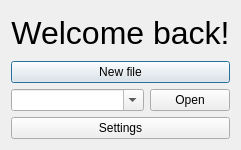
Before: the Qt Designer form client/filechoicewindow.ui in gianluca-amprimo/pds-project, drawn with Qt 5.
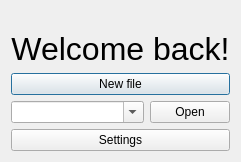
After: the same form once the commit is applied. Icons and pictures are not drawn.

What changed in the file:
```diff
--- a/client/filechoicewindow.ui
+++ b/client/filechoicewindow.ui
@@ -7,13 +7,32 @@
     <x>0</x>
     <y>0</y>
     <width>236</width>
-    <height>150</height>
+    <height>269</height>
    </rect>
   </property>
   <property name="windowTitle">
    <string>File choice</string>
   </property>
   <layout class="QVBoxLayout" name="verticalLayout">
+   <property name="sizeConstraint">
+    <enum>QLayout::SetFixedSize</enum>
+   </property>
+   <item>
+    <widget class="QLabel" name="ProfilePicture">
+     <property name="sizePolicy">
+      <sizepolicy hsizetype="Preferred" vsizetype="Expanding">
+       <horstretch>0</horstretch>
+       <verstretch>0</verstretch>
+      </sizepolicy>
+     </property>
+     <property name="text">
+      <string/>
+     </property>
+     <property name="alignment">
+      <set>Qt::AlignCenter</set>
+     </property>
+    </widget>
+   </item>
    <item>
     <widget class="QLabel" name="WelcomeLabel">
      <property name="font">
```
